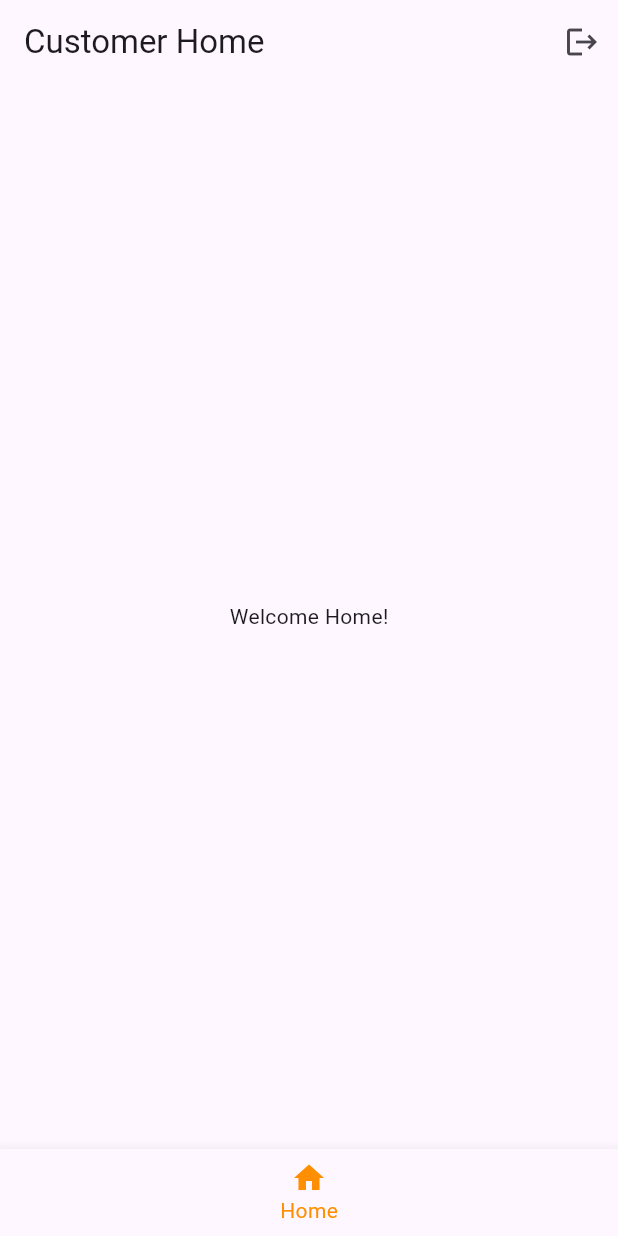
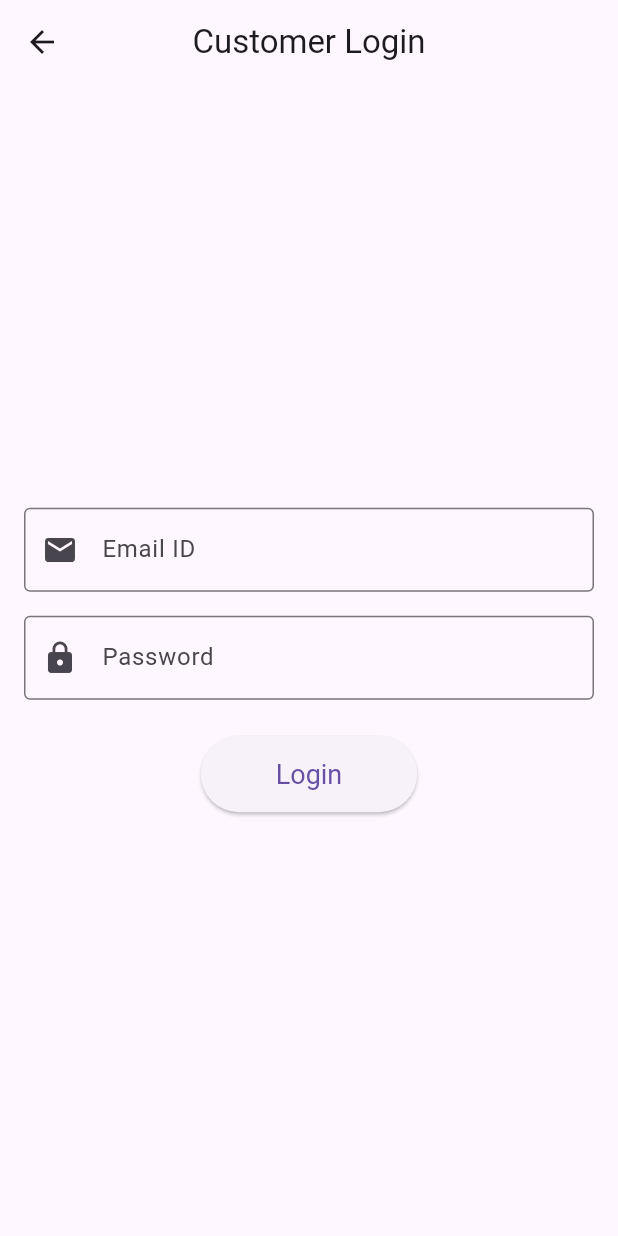
Before and after one commit to could-ai/019a8b0f-2648-7620-b981-c242bf8ea1be, a Flutter app: the screen it shows after launch, after a tap on "Customer Login", on a phone screen of 412 x 824 dp. Run offline on Flutter 3.47's test engine with Material 3 defaults, Android fonts, the phone set to English and light mode, and no system bars.

Commit message:
Created a dedicated CustomerLoginScreen with email and password fields, including validation logic.; Updated LoginScreen to navigate to the new CustomerLoginScreen instead of directly to HomeScreen. Added SingleChildScrollView to prevent overflow on smaller screens.

```diff
--- /dev/null
+++ b/usr/lib/screens/customer_login_screen.dart
@@ -0,0 +1,100 @@
+import "package:flutter/material.dart";
+import "home_screen.dart";
+
+class CustomerLoginScreen extends StatefulWidget {
+  const CustomerLoginScreen({super.key});
+
+  @override
+  State<CustomerLoginScreen> createState() => _CustomerLoginScreenState();
+}
+
+class _CustomerLoginScreenState extends State<CustomerLoginScreen> {
+  final _formKey = GlobalKey<FormState>();
+  final _emailController = TextEditingController();
+  final _passwordController = TextEditingController();
+
+  @override
+  void dispose() {
+    _emailController.dispose();
+    _passwordController.dispose();
+    super.dispose();
+  }
+
+  String? _validateEmail(String? value) {
+    if (value == null || value.isEmpty) {
+      return "Please enter your email";
+    }
+    final regex = RegExp(r"^[^@]+@[^@]+\.[^@]+");
+    if (!regex.hasMatch(value)) {
+      return "Please enter a valid email address";
+    }
+    return null;
+  }
+
+  void _login() {
+    if (_formKey.currentState!.validate()) {
+      Navigator.pushReplacement(
+        context,
+        MaterialPageRoute(
+            builder: (context) => const HomeScreen(userType: "Customer")),
+      );
+    }
+  }
+
+  @override
+  Widget build(BuildContext context) {
+    return Scaffold(
+      appBar: AppBar(
+        title: const Text("Customer Login"),
+        centerTitle: true,
+      ),
+      body: Padding(
+        padding: const EdgeInsets.all(16.0),
+        child: Form(
+          key: _formKey,
+          child: Column(
+            mainAxisAlignment: MainAxisAlignment.center,
+            children: <Widget>[
+              TextFormField(
+                controller: _emailController,
+                decoration: const InputDecoration(
+                  labelText: "Email ID",
+                  border: OutlineInputBorder(),
+                  prefixIcon: Icon(Icons.email),
+                ),
+                keyboardType: TextInputType.emailAddress,
+                validator: _validateEmail,
+              ),
+              const SizedBox(height: 16),
+              TextFormField(
+                controller: _passwordController,
+                decoration: const InputDecoration(
+                  labelText: "Password",
+                  border: OutlineInputBorder(),
+                  prefixIcon: Icon(Icons.lock),
+                ),
+                obscureText: true,
+                validator: (value) {
+                  if (value == null || value.isEmpty) {
+                    return "Please enter your password";
+                  }
+                  return null;
+                },
+              ),
+              const SizedBox(height: 24),
+              ElevatedButton(
+                onPressed: _login,
+                style: ElevatedButton.styleFrom(
+                  padding:
+                      const EdgeInsets.symmetric(horizontal: 50, vertical: 15),
+                  textStyle: const TextStyle(fontSize: 18),
+                ),
+                child: const Text("Login"),
+              ),
+            ],
+          ),
+        ),
+      ),
+    );
+  }
+}
--- a/usr/lib/screens/login_screen.dart
+++ b/usr/lib/screens/login_screen.dart
@@ -2,6 +2,7 @@ import 'package:flutter/material.dart';
 import 'home_screen.dart';
 import 'farmer_login_screen.dart';
 import 'admin_login_screen.dart';
+import 'customer_login_screen.dart';
 import 'farmer_signup_screen.dart';
 import 'customer_signup_screen.dart';
 import 'admin_signup_screen.dart';
@@ -17,7 +18,7 @@ class LoginScreen extends StatelessWidget {
         centerTitle: true,
       ),
       body: Center(
-        child: Padding(
+        child: SingleChildScrollView(
           padding: const EdgeInsets.all(16.0),
           child: Column(
             mainAxisAlignment: MainAxisAlignment.center,
@@ -46,10 +47,10 @@ class LoginScreen extends StatelessWidget {
               const SizedBox(height: 20),
               ElevatedButton(
                 onPressed: () {
-                  Navigator.pushReplacement(
+                  Navigator.push(
                     context,
                     MaterialPageRoute(
-                        builder: (context) => const HomeScreen(userType: 'Customer')),
+                        builder: (context) => const CustomerLoginScreen()),
                   );
                 },
                 style: ElevatedButton.styleFrom(
```
